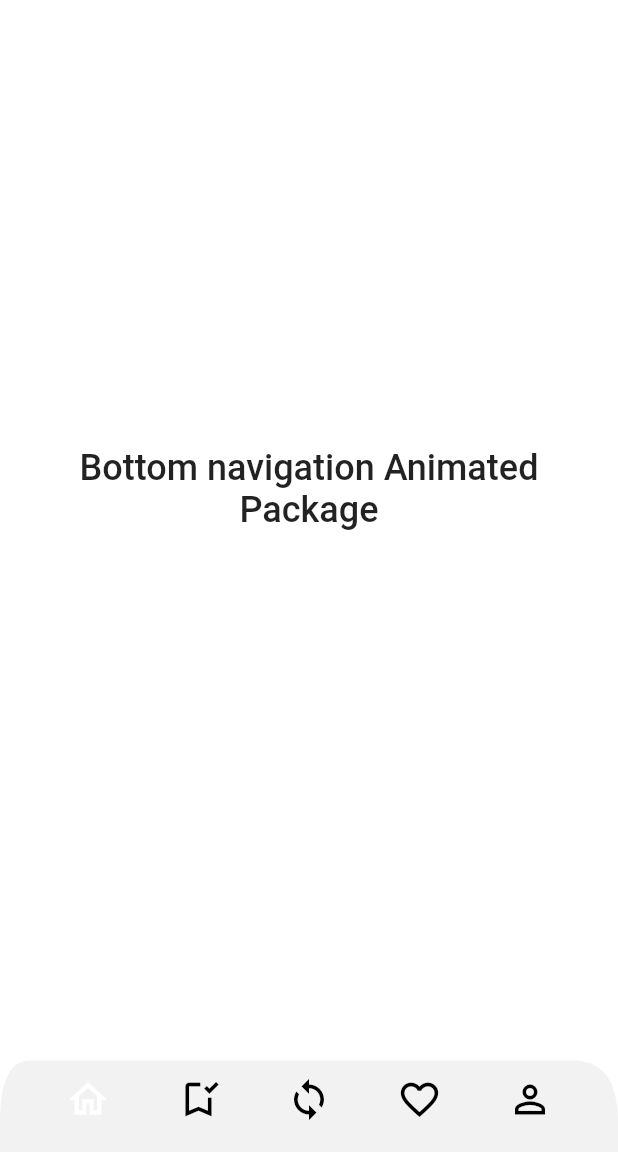
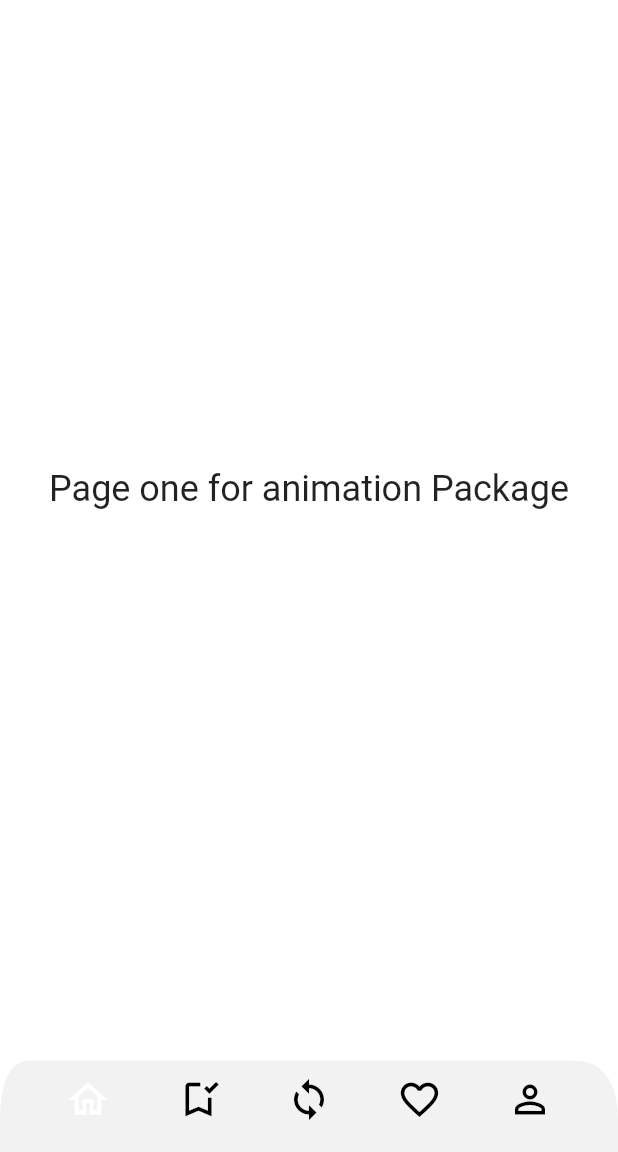
Before and after one commit to amine-zergan/botnav-flutter, a Flutter app: the screen it shows after launch, on a phone screen of 412 x 824 dp, the part 84-1236 px from its top. Run offline on Flutter 3.47's test engine with Material 2 defaults, Android fonts, the light colour scheme and no system bars; our stand-ins replace after_layout.

Commit message:
add exemple

```diff
--- a/lib/main.dart
+++ b/lib/main.dart
@@ -2,6 +2,8 @@
 import 'dart:async';
 
 import 'package:after_layout/after_layout.dart';
+import 'package:botnav/pages/page_one.dart';
+import 'package:botnav/pages/page_two.dart';
 import 'package:flutter/material.dart';
 
 void main() {
@@ -114,7 +116,7 @@ class _MyHomePageState extends State<MyHomePage>
       ..addListener(() {
         setState(() {});
       });
-    positionanimation = Tween<double>(begin: 0.0, end: -120.0)
+    positionanimation = Tween<double>(begin: 0.0, end: -110.0)
         .animate(CurvedAnimation(parent: controller, curve: Curves.elasticOut))
       ..addListener(() {
         setState(() {});
@@ -307,21 +309,15 @@ class _MyHomePageState extends State<MyHomePage>
               ),
             );
           }),
-      body: Center(
-        child: Column(
-          mainAxisAlignment: MainAxisAlignment.center,
-          children: <Widget>[
-            Padding(
-              padding: const EdgeInsets.all(8.0),
-              child: Text(
-                'Bottom navigation Animated Package',
-                style: Theme.of(context)
-                    .textTheme
-                    .headline5!
-                    .copyWith(fontWeight: FontWeight.w500),
-                textAlign: TextAlign.center,
-              ),
-            ),
+      body: SafeArea(
+        child: IndexedStack(
+          index: selected,
+          children: const [
+            PageOne(),
+            PageTwo(),
+            PageOne(),
+            PageTwo(),
+            PageOne(),
           ],
         ),
       ),
--- /dev/null
+++ b/lib/pages/page_one.dart
@@ -0,0 +1,13 @@
+import 'package:flutter/material.dart';
+
+class PageOne extends StatelessWidget {
+  const PageOne({super.key});
+
+  @override
+  Widget build(BuildContext context) {
+    return Center(
+      child: Text("Page one for animation Package",
+          style: Theme.of(context).textTheme.headline5),
+    );
+  }
+}
--- /dev/null
+++ b/lib/pages/page_two.dart
@@ -0,0 +1,13 @@
+import 'package:flutter/material.dart';
+
+class PageTwo extends StatelessWidget {
+  const PageTwo({super.key});
+
+  @override
+  Widget build(BuildContext context) {
+    return Center(
+      child: Text("Page Two for animation Package",
+          style: Theme.of(context).textTheme.headline5),
+    );
+  }
+}
```
